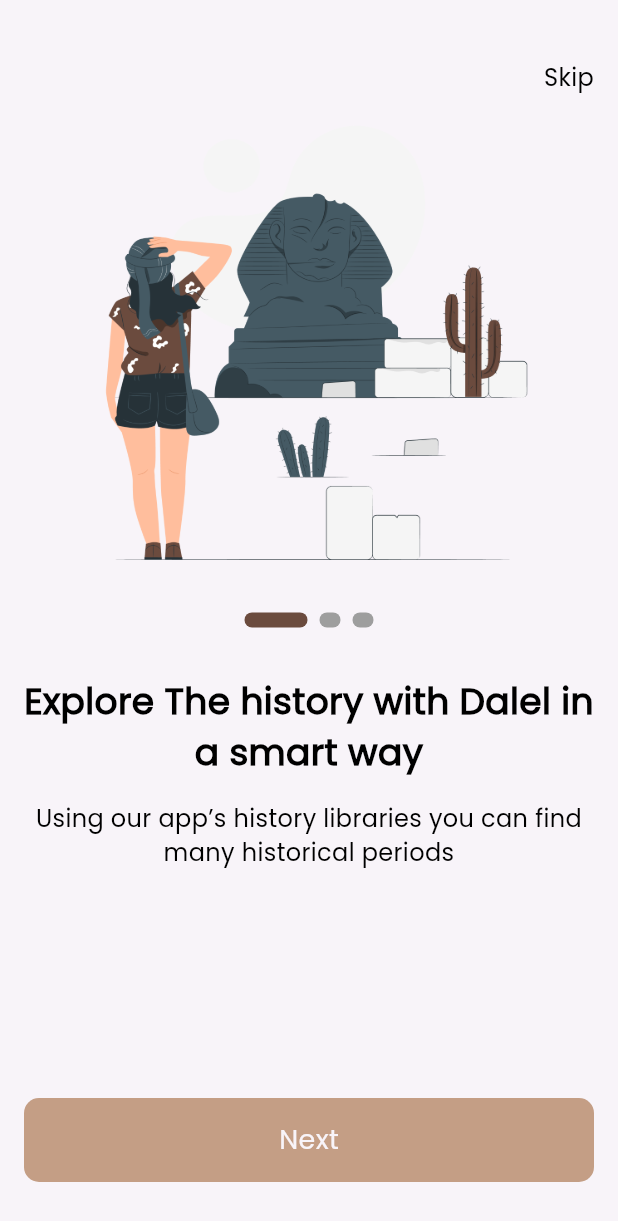
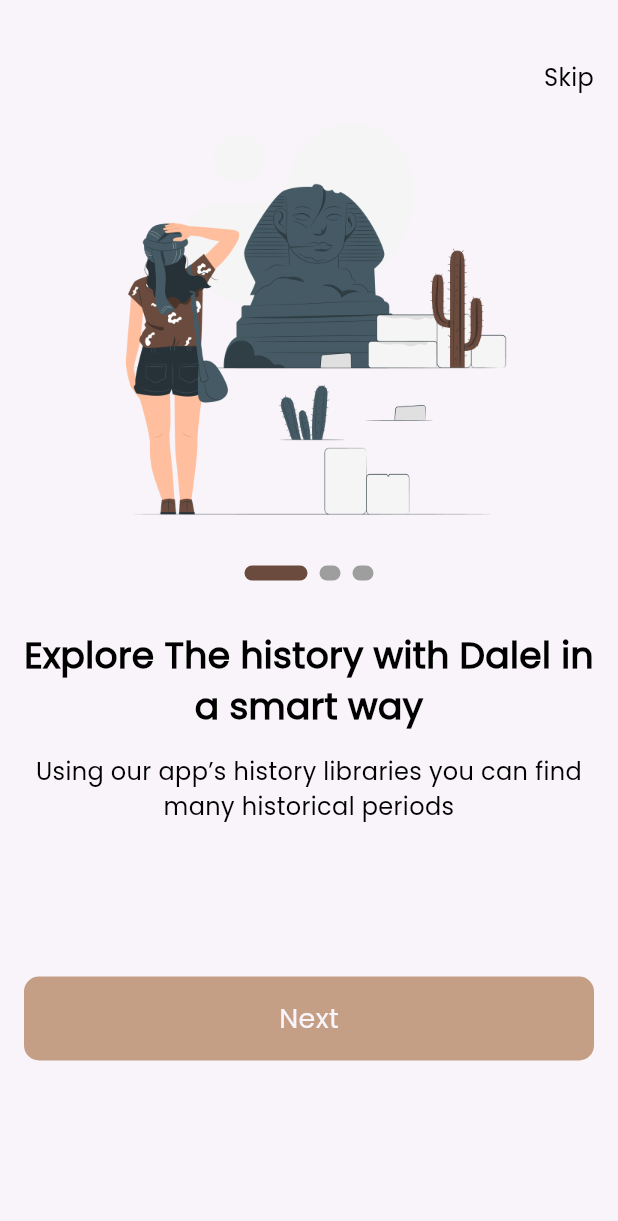
Before and after one commit to mozidan27/dalel, a Flutter app: the screen it shows after launch, on a phone screen of 412 x 824 dp. Shown: the top 1221 px of the screen. Run offline on Flutter 3.47's test engine with Material 3 defaults, Android fonts, the phone set to English and light mode, and no system bars; drawn by our look-alikes of smooth_page_indicator.

Commit message:
refactor my code

```diff
--- a/lib/core/funcations/navigation.dart
+++ b/lib/core/funcations/navigation.dart
@@ -3,3 +3,7 @@ import 'package:flutter/material.dart';
 void customnavigate(context, String path) {
   Navigator.pushNamed(context, path);
 }
+
+void customReplacementNavigate(BuildContext context, String path) {
+  Navigator.pushReplacementNamed(context, path);
+}
--- a/lib/features/home/presentation/views/onboarding_view.dart
+++ b/lib/features/home/presentation/views/onboarding_view.dart
@@ -14,7 +14,8 @@ class OnboardingView extends StatelessWidget {
       child: Scaffold(
         body: Padding(
           padding: const EdgeInsets.symmetric(horizontal: 16),
-          child: Column(
+          child: ListView(
+            physics: const BouncingScrollPhysics(),
             children: [
               const SizedBox(
                 height: 40,
@@ -23,6 +24,9 @@ class OnboardingView extends StatelessWidget {
               const CustomNavBar(),
               // pic
               OnBoardingWidgetBody(),
+              const SizedBox(
+                height: 88,
+              ),
               //custombutton
               CustomButton(
                 text: AppStrings.next,
--- a/lib/features/home/presentation/widgets/on_boarding_view_widget.dart
+++ b/lib/features/home/presentation/widgets/on_boarding_view_widget.dart
@@ -9,13 +9,23 @@ class OnBoardingWidgetBody extends StatelessWidget {
 
   @override
   Widget build(BuildContext context) {
-    return Expanded(
+    return SizedBox(
+      height: 500,
       child: PageView.builder(
+        physics: const BouncingScrollPhysics(),
         controller: _controller,
         itemBuilder: (context, index) {
           return Column(
             children: [
-              Image.asset(Assets.imagesOnboarding1),
+              Container(
+                height: 290,
+                width: 343,
+                decoration: const BoxDecoration(
+                  image: DecorationImage(
+                      image: AssetImage(Assets.imagesOnboarding1),
+                      fit: BoxFit.fill),
+                ),
+              ),
               const SizedBox(
                 height: 24,
               ),
@@ -28,6 +38,8 @@ class OnBoardingWidgetBody extends StatelessWidget {
                 style: CustomTextStyles.poppins500style24
                     .copyWith(fontWeight: FontWeight.bold),
                 textAlign: TextAlign.center,
+                maxLines: 2,
+                overflow: TextOverflow.ellipsis,
               ),
               const SizedBox(
                 height: 16,
@@ -36,9 +48,8 @@ class OnBoardingWidgetBody extends StatelessWidget {
                 'Using our app’s history libraries you can find many historical periods ',
                 style: CustomTextStyles.poppins300style16,
                 textAlign: TextAlign.center,
-              ),
-              const SizedBox(
-                height: 88,
+                maxLines: 2,
+                overflow: TextOverflow.ellipsis,
               ),
             ],
           );
--- a/lib/features/splash/presentation/views/splash_view.dart
+++ b/lib/features/splash/presentation/views/splash_view.dart
@@ -34,7 +34,7 @@ void delayedNavigate(context) {
   Future.delayed(
     const Duration(seconds: 2),
     () {
-      customnavigate(context, '/onboardingview');
+      customReplacementNavigate(context, '/onboardingview');
     },
   );
 }
```
